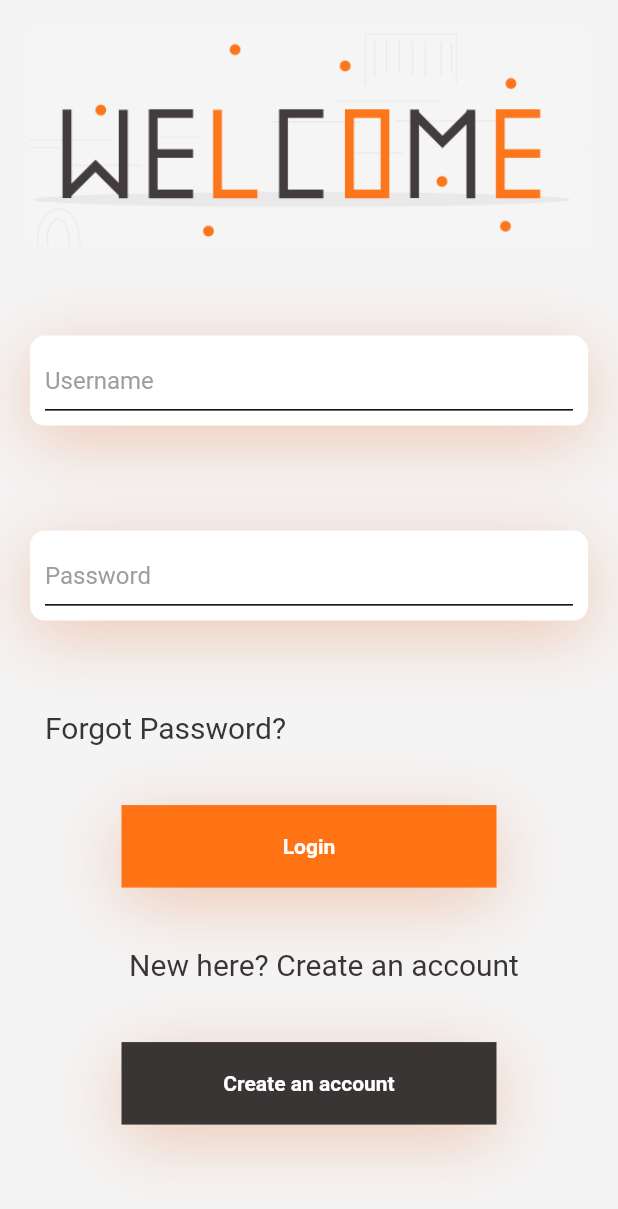
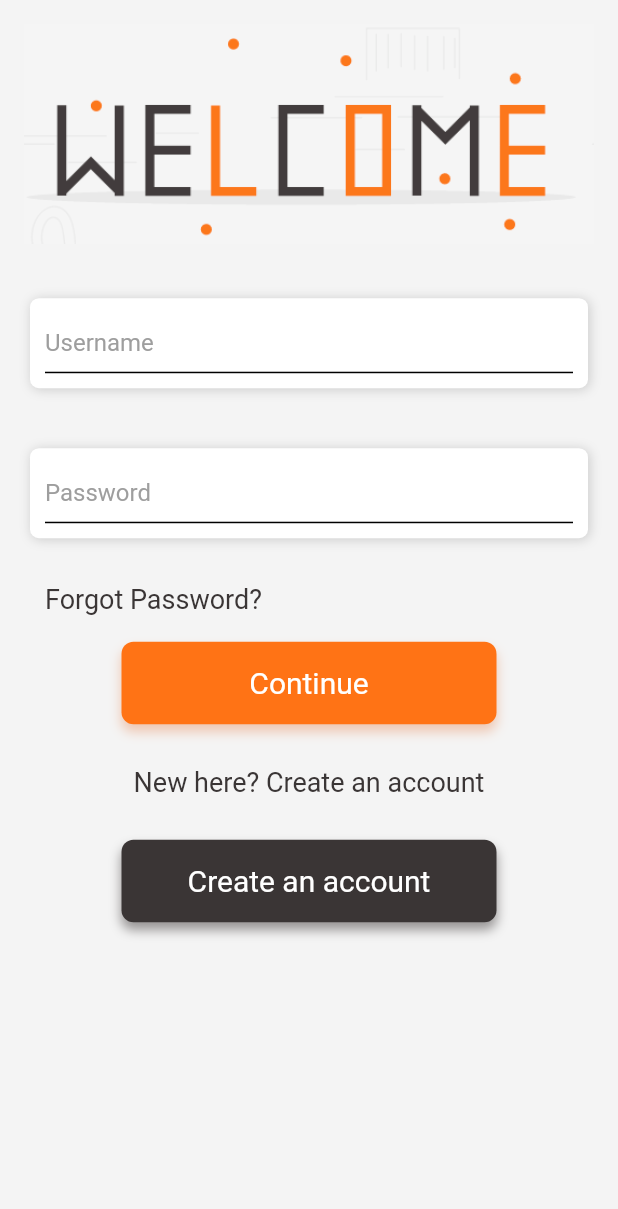
Before and after one commit to Runbhumi/Runbhumi, a Flutter app: the screen it shows after launch, on a phone screen of 412 x 824 dp. Shown: the top 1209 px of the screen. Run offline on Flutter 3.47's test engine with Material 2 defaults, Android fonts, the phone set to English and light mode, and no system bars.

Commit message:
🧹 clean login page ui and removed all  warnings

```diff
--- a/lib/authentication/checkMail.dart
+++ b/lib/authentication/checkMail.dart
@@ -1,8 +1,8 @@
 import 'package:flutter/material.dart';
 
-import 'loginPage.dart';
+import 'LoginPage.dart';
 
-class checkMail extends StatelessWidget {
+class CheckMail extends StatelessWidget {
   @override
   Widget build(BuildContext context) {
     return Scaffold(
@@ -34,7 +34,7 @@ class checkMail extends StatelessWidget {
               GestureDetector(
                   onTap: () {
                     Navigator.pushReplacement(context,
-                        MaterialPageRoute(builder: (context) => loginPage()));
+                        MaterialPageRoute(builder: (context) => LoginPage()));
                   },
                   child: Container(
                     height: 55,
--- a/lib/authentication/forgotPassword.dart
+++ b/lib/authentication/forgotPassword.dart
@@ -1,14 +1,14 @@
 import 'package:flutter/material.dart';
-import 'package:runbhumi_ui/Authentication/checkMail.dart';
 
+import 'CheckMail.dart';
 import 'loginPage.dart';
 
-class forgotPassword extends StatefulWidget {
+class ForgotPassword extends StatefulWidget {
   @override
-  _forgotPasswordState createState() => _forgotPasswordState();
+  _ForgotPasswordState createState() => _ForgotPasswordState();
 }
 
-class _forgotPasswordState extends State<forgotPassword> {
+class _ForgotPasswordState extends State<ForgotPassword> {
   @override
   Widget build(BuildContext context) {
     return Scaffold(
@@ -20,7 +20,7 @@ class _forgotPasswordState extends State<forgotPassword> {
               GestureDetector(
                 onTap: () {
                   Navigator.pushReplacement(context,
-                      MaterialPageRoute(builder: (context) => loginPage()));
+                      MaterialPageRoute(builder: (context) => LoginPage()));
                 },
                 child: Container(
                     alignment: Alignment.centerLeft,
@@ -79,7 +79,7 @@ class _forgotPasswordState extends State<forgotPassword> {
                   onTap: () {
                     //send email via backend then
                     Navigator.pushReplacement(context,
-                        MaterialPageRoute(builder: (context) => checkMail()));
+                        MaterialPageRoute(builder: (context) => CheckMail()));
                   },
                   child: Container(
                     height: 55,
--- a/lib/authentication/loginPage.dart
+++ b/lib/authentication/loginPage.dart
@@ -1,13 +1,14 @@
 import 'package:flutter/material.dart';
-import 'package:runbhumi_ui/Authentication/forgotPassword.dart';
-import 'package:runbhumi_ui/Authentication/signUp.dart';
 
-class loginPage extends StatefulWidget {
+import 'ForgotPassword.dart';
+import 'SignUp.dart';
+
+class LoginPage extends StatefulWidget {
   @override
-  _loginPageState createState() => _loginPageState();
+  _LoginPageState createState() => _LoginPageState();
 }
 
-class _loginPageState extends State<loginPage> {
+class _LoginPageState extends State<LoginPage> {
   @override
   Widget build(BuildContext context) {
     return Scaffold(
@@ -16,13 +17,7 @@ class _loginPageState extends State<loginPage> {
         child: SafeArea(
           child: Column(
             children: <Widget>[
-              Container(
-                padding: EdgeInsets.all(20),
-                child: Image(image: AssetImage('assets/loginPage.png')),
-              ),
-              SizedBox(
-                height: 20.0,
-              ),
+              TopWelcomeImage(),
               Container(
                 margin: EdgeInsets.all(20),
                 alignment: Alignment.centerLeft,
@@ -30,12 +25,12 @@ class _loginPageState extends State<loginPage> {
                 padding: EdgeInsets.all(10),
                 decoration: BoxDecoration(
                     color: Colors.white,
-                    borderRadius: BorderRadius.circular(10),
+                    borderRadius: BorderRadius.circular(6),
                     boxShadow: [
                       BoxShadow(
-                          color: Color.fromRGBO(225, 95, 27, .3),
-                          blurRadius: 40,
-                          offset: Offset(0, 10))
+                          color: Color.fromRGBO(0, 0, 0, .16),
+                          blurRadius: 6,
+                          offset: Offset(1, 1))
                     ]),
                 child: Container(
                   decoration: BoxDecoration(
@@ -55,9 +50,6 @@ class _loginPageState extends State<loginPage> {
                   ),
                 ),
               ),
-              SizedBox(
-                height: 30.0,
-              ),
               Container(
                 margin: EdgeInsets.all(20),
                 alignment: Alignment.centerLeft,
@@ -65,12 +57,12 @@ class _loginPageState extends State<loginPage> {
                 padding: EdgeInsets.all(10),
                 decoration: BoxDecoration(
                     color: Colors.white,
-                    borderRadius: BorderRadius.circular(10),
+                    borderRadius: BorderRadius.circular(6),
                     boxShadow: [
                       BoxShadow(
-                          color: Color.fromRGBO(225, 95, 27, .3),
-                          blurRadius: 40,
-                          offset: Offset(0, 10))
+                          color: Color.fromRGBO(0, 0, 0, .16),
+                          blurRadius: 6,
+                          offset: Offset(1, 1))
                     ]),
                 child: Container(
                   decoration: BoxDecoration(
@@ -88,15 +80,12 @@ class _loginPageState extends State<loginPage> {
                   ),
                 ),
               ),
-              SizedBox(
-                height: 30.0,
-              ),
               GestureDetector(
                 onTap: () {
                   Navigator.push(
                       context,
                       MaterialPageRoute(
-                          builder: (context) => forgotPassword()));
+                          builder: (context) => ForgotPassword()));
                 },
                 child: Container(
                   margin: EdgeInsets.fromLTRB(20, 0, 0, 0),
@@ -106,79 +95,25 @@ class _loginPageState extends State<loginPage> {
                     "Forgot Password?",
                     style: TextStyle(
                       color: Color(0xFF3A3535),
-                      fontSize: 20,
+                      fontSize: 18,
                     ),
                   ),
                 ),
               ),
-              SizedBox(
-                height: 30.0,
-              ),
-              GestureDetector(
-                  onTap: () {},
-                  child: Container(
-                    height: 55,
-                    width: 250,
-                    margin: EdgeInsets.symmetric(horizontal: 50),
-                    decoration:
-                        BoxDecoration(color: Color(0xFFFF7315), boxShadow: [
-                      BoxShadow(
-                          color: Color.fromRGBO(225, 95, 27, .3),
-                          blurRadius: 40,
-                          offset: Offset(0, 10))
-                    ]),
-                    child: Center(
-                      child: Text(
-                        "Login",
-                        style: TextStyle(
-                            color: Colors.white, fontWeight: FontWeight.bold),
-                      ),
+              ContinueButton(),
+              Center(
+                child: Container(
+                  padding: EdgeInsets.all(20),
+                  child: Text(
+                    "New here? Create an account",
+                    style: TextStyle(
+                      color: Color(0xFF3A3535),
+                      fontSize: 18,
                     ),
-                  )),
-              SizedBox(
-                height: 30.0,
-              ),
-              Container(
-                margin: EdgeInsets.fromLTRB(20, 0, 0, 0),
-                padding: EdgeInsets.all(10),
-                child: Text(
-                  "New here? Create an account",
-                  style: TextStyle(
-                    color: Color(0xFF3A3535),
-                    fontSize: 20,
                   ),
                 ),
               ),
-              SizedBox(
-                height: 30,
-              ),
-              GestureDetector(
-                  onTap: () {
-                    Navigator.push(context,
-                        MaterialPageRoute(builder: (context) => signUp()));
-                  },
-                  child: Container(
-                    height: 55,
-                    width: 250,
-                    margin: EdgeInsets.symmetric(horizontal: 50),
-                    decoration:
-                        BoxDecoration(color: Color(0xFF3A3535), boxShadow: [
-                      BoxShadow(
-                          color: Color.fromRGBO(225, 95, 27, .3),
-                          blurRadius: 40,
-                          offset: Offset(0, 10))
-                    ]),
-                    child: Center(
-                      child: Text(
-                        "Create an account",
-                        style: TextStyle(
-                            color: Colors.white, fontWeight: FontWeight.bold),
-                      ),
-                    ),
-                  )),
-              SizedBox(
-                height: 20.0,
-              ),
+              CreateAccountButton(),
             ],
           ),
         ),
@@ -186,3 +121,91 @@ class _loginPageState extends State<loginPage> {
     );
   }
 }
+
+class CreateAccountButton extends StatelessWidget {
+  const CreateAccountButton({
+    Key key,
+  }) : super(key: key);
+
+  @override
+  Widget build(BuildContext context) {
+    return Padding(
+      padding: const EdgeInsets.all(8.0),
+      child: GestureDetector(
+          onTap: () {
+            Navigator.push(
+                context, MaterialPageRoute(builder: (context) => SignUp()));
+          },
+          child: Center(
+            child: Container(
+              height: 55,
+              width: 250,
+              margin: EdgeInsets.symmetric(horizontal: 50),
+              decoration: BoxDecoration(
+                  color: Color(0xFF3A3535),
+                  borderRadius: BorderRadius.circular(8),
+                  boxShadow: [
+                    BoxShadow(
+                        color: Color.fromRGBO(58, 53, 53, .5),
+                        blurRadius: 6,
+                        offset: Offset(0, 5))
+                  ]),
+              child: Center(
+                child: Text(
+                  "Create an account",
+                  style: TextStyle(color: Colors.white, fontSize: 20),
+                ),
+              ),
+            ),
+          )),
+    );
+  }
+}
+
+class ContinueButton extends StatelessWidget {
+  const ContinueButton({
+    Key key,
+  }) : super(key: key);
+
+  @override
+  Widget build(BuildContext context) {
+    return Padding(
+      padding: const EdgeInsets.all(8.0),
+      child: GestureDetector(
+          onTap: () {},
+          child: Container(
+            height: 55,
+            width: 250,
+            decoration: BoxDecoration(
+                color: Color(0xFFFF7315),
+                borderRadius: BorderRadius.circular(8),
+                boxShadow: [
+                  BoxShadow(
+                      color: Color.fromRGBO(225, 95, 27, .3),
+                      blurRadius: 6,
+                      offset: Offset(0, 5))
+                ]),
+            child: Center(
+              child: Text(
+                "Continue",
+                style: TextStyle(color: Colors.white, fontSize: 20),
+              ),
+            ),
+          )),
+    );
+  }
+}
+
+class TopWelcomeImage extends StatelessWidget {
+  const TopWelcomeImage({
+    Key key,
+  }) : super(key: key);
+
+  @override
+  Widget build(BuildContext context) {
+    return Container(
+      padding: EdgeInsets.all(16),
+      child: Image(image: AssetImage('assets/loginPage.png')),
+    );
+  }
+}
--- a/lib/authentication/signUp.dart
+++ b/lib/authentication/signUp.dart
@@ -1,12 +1,13 @@
 import 'package:flutter/material.dart';
-import 'package:runbhumi_ui/Authentication/loginPage.dart';
 
-class signUp extends StatefulWidget {
+import 'LoginPage.dart';
+
+class SignUp extends StatefulWidget {
   @override
-  _signUpState createState() => _signUpState();
+  _SignUpState createState() => _SignUpState();
 }
 
-class _signUpState extends State<signUp> {
+class _SignUpState extends State<SignUp> {
   int _radioValue = 0;
   String textResult = '';
   String dropdownValue = null;
@@ -91,7 +92,7 @@ class _signUpState extends State<signUp> {
                   GestureDetector(
                     onTap: () {
                       Navigator.pushReplacement(context,
-                          MaterialPageRoute(builder: (context) => loginPage()));
+                          MaterialPageRoute(builder: (context) => LoginPage()));
                     },
                     child: Container(
                         margin: EdgeInsets.fromLTRB(10, 0, 0, 0),
--- a/lib/main.dart
+++ b/lib/main.dart
@@ -1,5 +1,6 @@
 import 'package:flutter/material.dart';
-import 'package:runbhumi_ui/authentication/loginPage.dart';
+import 'authentication/LoginPage.dart';
+
 
 void main() {
   runApp(MyApp());
@@ -15,7 +16,7 @@ class MyApp extends StatelessWidget {
         primarySwatch: Colors.blue,
         visualDensity: VisualDensity.adaptivePlatformDensity,
       ),
-      home: loginPage(),
+      home: LoginPage(),
     );
   }
 }
--- a/lib/mainApp/newPost.dart
+++ b/lib/mainApp/newPost.dart
@@ -1,12 +1,12 @@
 import 'package:flutter/material.dart';
 
-class newPost extends StatefulWidget {
+class NewPost extends StatefulWidget {
   @override
-  _newPostState createState() => _newPostState();
+  _NewPostState createState() => _NewPostState();
 }
 
-class _newPostState extends State<newPost> {
-  int _radioValue = 0;
+class _NewPostState extends State<NewPost> {
+  // int _radioValue = 0;
   String textResult = '';
   String dropdownValue = null;
   String dropdownValue2 = null;
--- a/pubspec.yaml
+++ b/pubspec.yaml
@@ -1,4 +1,4 @@
-name: runbhumi_ui
+name: Runbhumi
 description: A new Flutter project.
 
 # The following line prevents the package from being accidentally published to
```
Also changed, not shown: 3 other files.
